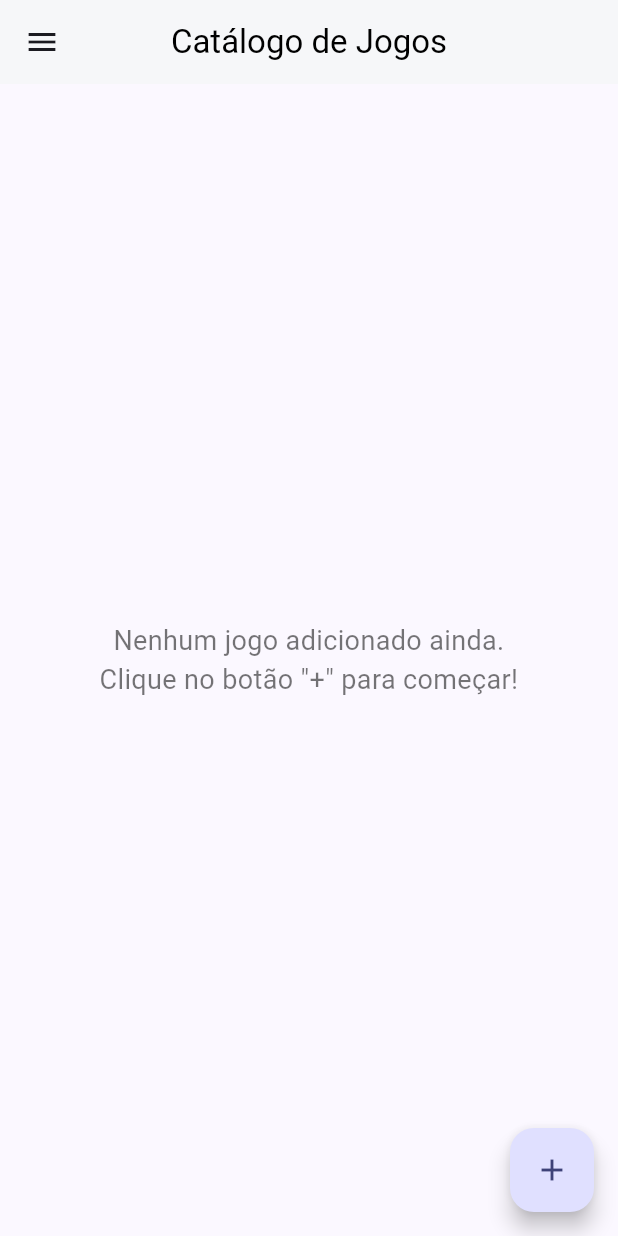
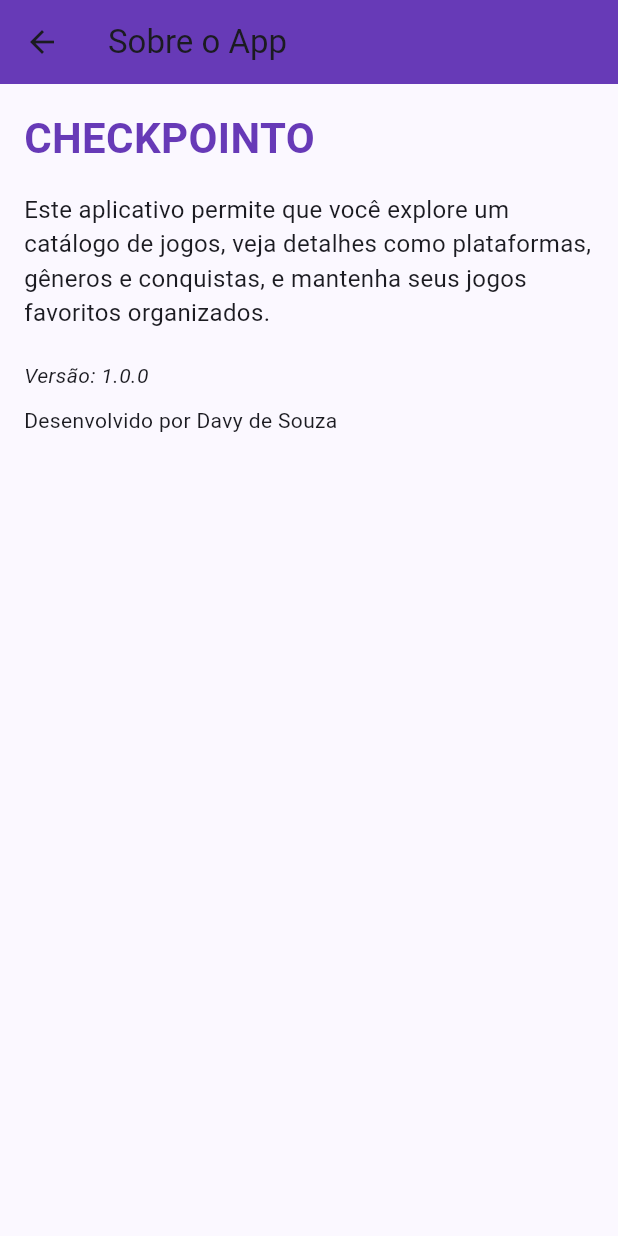
Before and after one commit to DavyFelix/game_catalog, a Flutter app: the screen it shows after launch, in the side drawer, after a tap on "Sobre", on a phone screen of 412 x 824 dp. Run offline on Flutter 3.47's test engine with Material 3 defaults, Android fonts, the phone set to English and light mode, and no system bars.

Commit message:
part 2 Ajeitando projeto

```diff
--- a/lib/components/drawermenu.dart
+++ b/lib/components/drawermenu.dart
@@ -1,4 +1,5 @@
 import 'package:flutter/material.dart';
+import 'package:game_catalog/pages/sobre_page.dart';
 
 class DrawerMenu extends StatelessWidget {
   const DrawerMenu({super.key});
@@ -65,8 +66,13 @@ DrawerHeader(
             title: Text("Sobre"),
             trailing: Icon(Icons.arrow_right),
             onTap: () {
-              Navigator.pop(context);
-            },
+          Navigator.push(
+              context,
+              MaterialPageRoute(
+                builder: (_) => const SobrePage(),
+              ),
+            );
+          },
           ),
         ],
       ),
--- a/lib/pages/add_games.dart
+++ b/lib/pages/add_games.dart
@@ -60,6 +60,7 @@ class _AddGamePageState extends State<AddGamePage> {
               focusNode: nameFocus,
               decoration: const InputDecoration(labelText: 'Nome do Jogo'),
               onChanged: search,
+              maxLength: 40,
             ),
             if (searchResults.isNotEmpty)
               SizedBox(
--- /dev/null
+++ b/lib/pages/sobre_page.dart
@@ -0,0 +1,46 @@
+import 'package:flutter/material.dart';
+
+class SobrePage extends StatelessWidget {
+  const SobrePage({super.key});
+
+  @override
+  Widget build(BuildContext context) {
+    return Scaffold(
+      appBar: AppBar(
+        title: const Text('Sobre o App'),
+        backgroundColor: Colors.deepPurple,
+      ),
+      body: Padding(
+        padding: const EdgeInsets.all(16),
+        child: Column(
+          crossAxisAlignment: CrossAxisAlignment.start,
+          children: const [
+            Text(
+              'CHECKPOINTO',
+              style: TextStyle(
+                fontSize: 28,
+                fontWeight: FontWeight.bold,
+                color: Colors.deepPurple,
+              ),
+            ),
+            SizedBox(height: 16),
+            Text(
+              'Este aplicativo permite que você explore um catálogo de jogos, veja detalhes como plataformas, gêneros e conquistas, e mantenha seus jogos favoritos organizados.',
+              style: TextStyle(fontSize: 16),
+            ),
+            SizedBox(height: 20),
+            Text(
+              'Versão: 1.0.0',
+              style: TextStyle(fontSize: 14, fontStyle: FontStyle.italic),
+            ),
+            SizedBox(height: 10),
+            Text(
+              'Desenvolvido por Davy de Souza',
+              style: TextStyle(fontSize: 14),
+            ),
+          ],
+        ),
+      ),
+    );
+  }
+}
```
Also changed, not shown: lib/services/tradutor.dart (deleted, +0 -24 lines).
